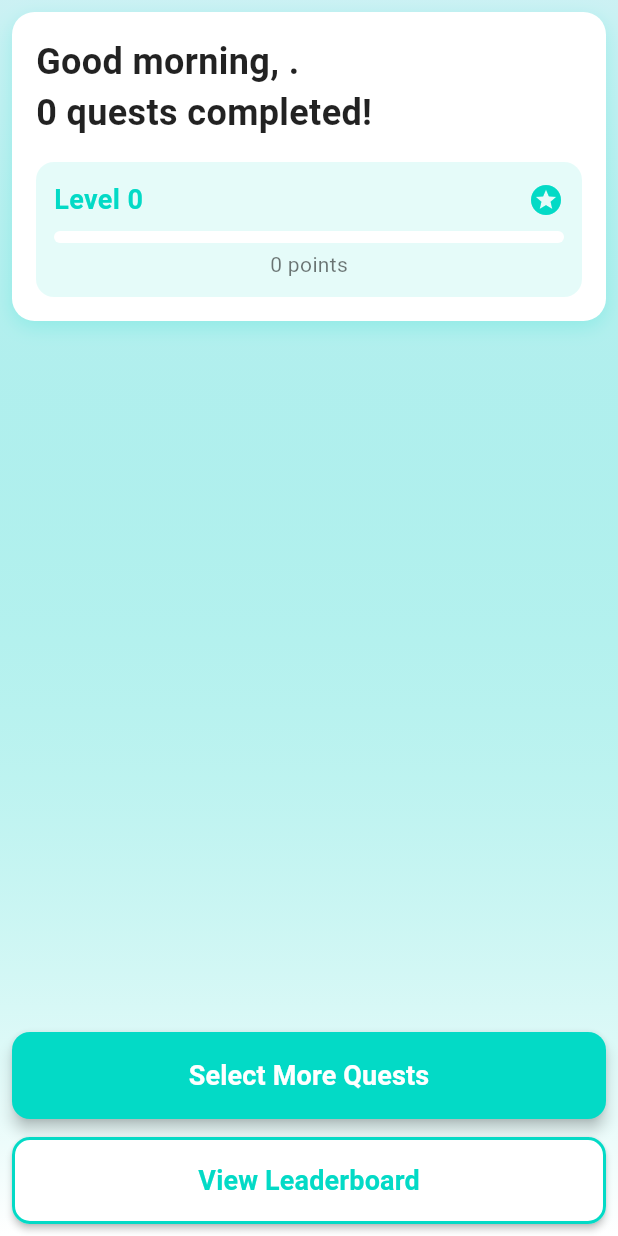
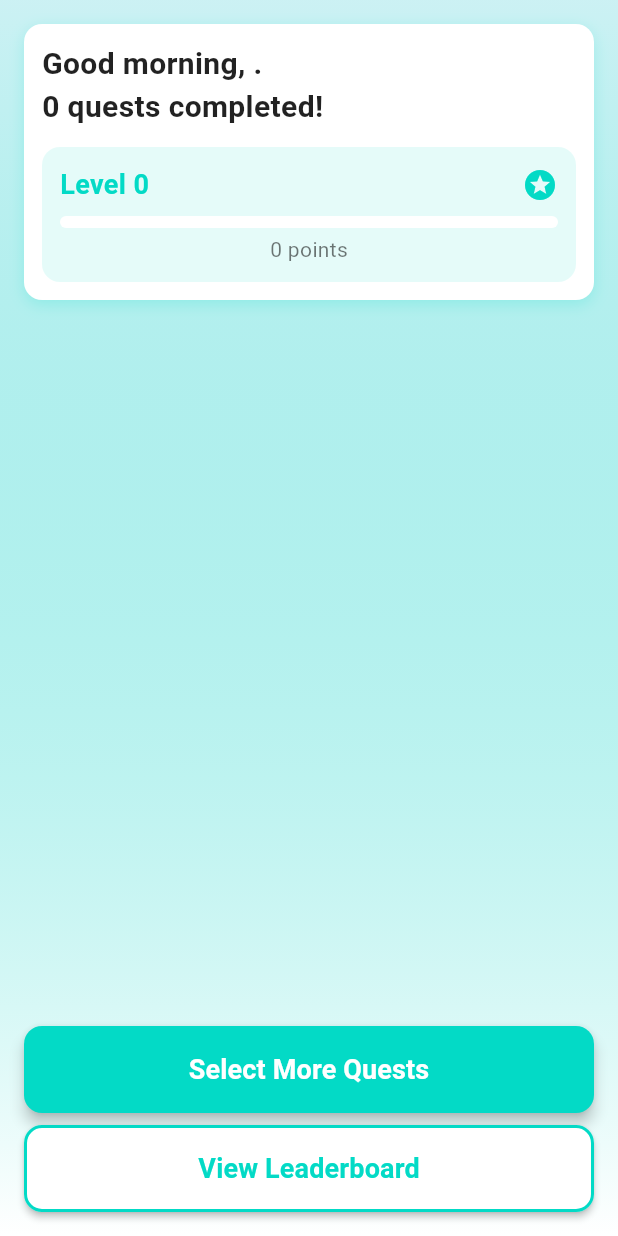
Before and after one commit to HenryXiaoYang/Wellness-Quest, a Flutter app: the HomePage screen opened directly, on a phone screen of 412 x 824 dp. Run offline on Flutter 3.47's test engine with Material 3 defaults, Android fonts, the phone set to English and light mode, and no system bars; our stand-ins replace shared_preferences; accounts and stored records are empty; network calls fail.

Commit message:
fix: The app edge overflow the screen

```diff
--- a/APP/lib/pages/home_page.dart
+++ b/APP/lib/pages/home_page.dart
@@ -216,10 +216,10 @@ class HomePageState extends State<HomePage> with WidgetsBindingObserver {
               )
             else
               SafeArea(
-                bottom: false,  // Don't add safe area padding at bottom
+                bottom: false,
                 child: SingleChildScrollView(
                   child: Padding(
-                    padding: EdgeInsets.fromLTRB(8.0, 8.0, 8.0, 140.0),  // Increased bottom padding
+                    padding: EdgeInsets.fromLTRB(16.0, 16.0, 16.0, 120.0),  // Increased horizontal and top padding
                     child: Column(
                       crossAxisAlignment: CrossAxisAlignment.start,
                       children: [
@@ -227,15 +227,15 @@ class HomePageState extends State<HomePage> with WidgetsBindingObserver {
                           crossAxisAlignment: CrossAxisAlignment.start,
                           children: [
                             Container(
-                              padding: EdgeInsets.all(16),
+                              padding: EdgeInsets.all(12),
                               decoration: BoxDecoration(
                                 color: Colors.white,
-                                borderRadius: BorderRadius.circular(15),
+                                borderRadius: BorderRadius.circular(12),
                                 boxShadow: [
                                   BoxShadow(
                                     color: themeColor.withOpacity(0.2),
-                                    blurRadius: 10,
-                                    offset: Offset(0, 4),
+                                    blurRadius: 8,
+                                    offset: Offset(0, 3),
                                   ),
                                 ],
                               ),
@@ -245,12 +245,12 @@ class HomePageState extends State<HomePage> with WidgetsBindingObserver {
                                   Text(
                                     _getGreeting(),
                                     style: TextStyle(
-                                      fontSize: 24.0,
+                                      fontSize: 20.0,  // Reduced font size
                                       fontWeight: FontWeight.bold,
                                       color: Colors.black87,
                                     ),
                                   ),
-                                  SizedBox(height: 16.0),
+                                  SizedBox(height: 12.0),  // Reduced spacing
                                   // New Level and Points visualization
                                   Row(
                                     children: [
@@ -342,9 +342,10 @@ class HomePageState extends State<HomePage> with WidgetsBindingObserver {
               right: 0,
               bottom: 0,
               child: SafeArea(
-                child: Padding(  // Changed Container to Padding
-                  padding: EdgeInsets.all(8.0),
+                child: Container(
+                  padding: EdgeInsets.fromLTRB(16.0, 8.0, 16.0, 16.0),
                   child: Column(
+                    mainAxisSize: MainAxisSize.min,
                     children: [
                       if (questCnt < 3)
                         Container(
@@ -371,7 +372,7 @@ class HomePageState extends State<HomePage> with WidgetsBindingObserver {
                             ),
                           ),
                         ),
-                      SizedBox(height: 12),
+                      SizedBox(height: 8),
                       Container(
                         width: double.infinity,
                         child: ElevatedButton(
```
Also changed, not shown: APP/lib/main.dart (+18 -2 lines).
